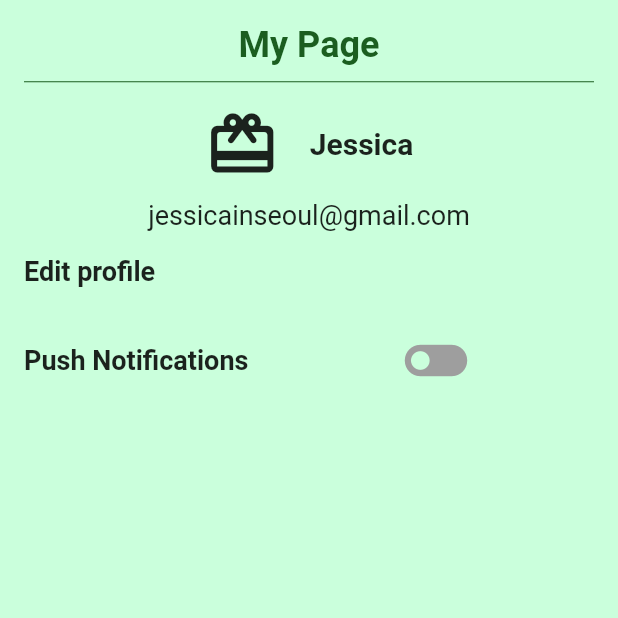
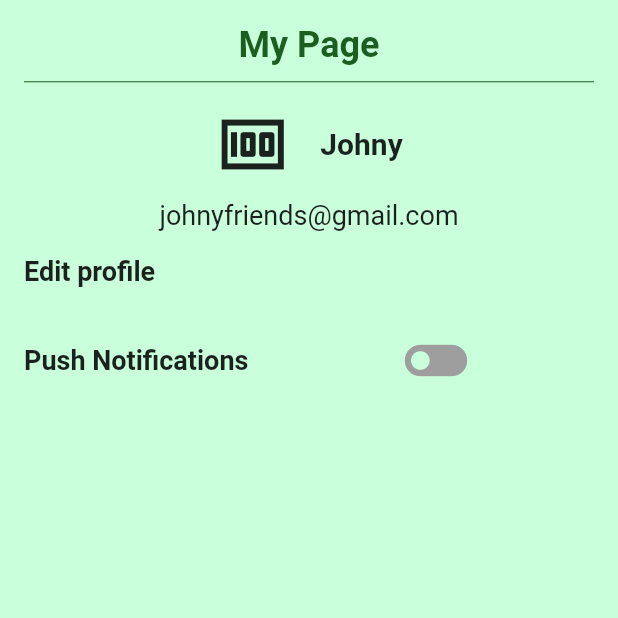
Before and after one commit to adlanrashdan/BudgetKU_app, a Flutter app: the MyProfile screen opened directly, on a phone screen of 412 x 824 dp, the top half of it. Run offline on Flutter 3.47's test engine with Material 2 defaults, Android fonts, the phone set to English and light mode, and no system bars.

Commit message:
modified:   lib/main.dart

```diff
--- a/lib/main.dart
+++ b/lib/main.dart
@@ -490,6 +490,7 @@ class _MyProfileState extends State<MyProfile> {
 
   @override
   Widget build(BuildContext context) {
+    final userNow=userList[1];
     return Scaffold(
         body: Container(
             width: double
@@ -532,12 +533,12 @@ class _MyProfileState extends State<MyProfile> {
                           //       50, // Adjust the radius to control the size of the circular image
                           //   backgroundImage: AssetImage('assets/images/jessica.png'), // Replace with your image asset path
                           // ),
-                          Icon(userList[0].icon, size: 50),
+                          Icon(userNow.icon, size: 50), //userIcon
                           SizedBox(
                               width:
                                   20), // Add some spacing between the icon and text
-                          Text(
-                            userList[0].name,
+                          Text(   //userName
+                            userNow.name,
                             style: TextStyle(
                               fontSize: 20,
                               fontWeight: FontWeight.bold,
@@ -548,8 +549,8 @@ class _MyProfileState extends State<MyProfile> {
 
                       const SizedBox(height: 12), // Add spacing
                       Center(
-                        child: Text(
-                          userList[0].email,
+                        child: Text(  //displayed email
+                          userNow.email,
                           textAlign: TextAlign.center,
                           style: TextStyle(
                             fontSize: 18,
@@ -702,13 +703,6 @@ class MyExpensePage extends StatelessWidget {
   }
 }
 
-// class MySpendingPage extends StatelessWidget {
-//   const MySpendingPage({super.key});
-
-//   @override
-//   Widget build(BuildContext context) {
-//     return Container(
-
 class MySpendingPage extends StatefulWidget {
   const MySpendingPage({super.key});
   @override
@@ -763,8 +757,6 @@ class GroceriesCalculatorPage extends StatelessWidget {
   }
 }
 
-// class MyDebtPage extends StatelessWidget {
-//   const MyDebtPage({super.key});
 class MyDebtPage extends StatefulWidget {
   const MyDebtPage({Key? key}) : super(key: key);
   @override
```
